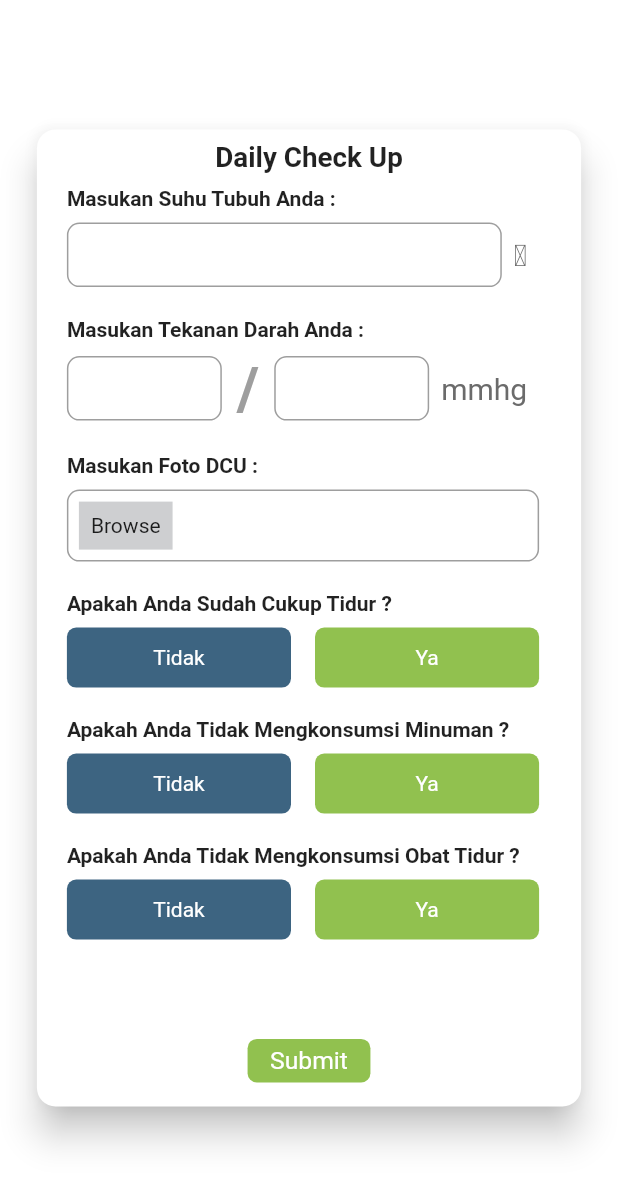
After one commit to uzixCode/par-mobile, a Flutter app: the DailyCheckUP screen opened directly, on a phone screen of 412 x 824 dp. The commit adds this screen. Shown: the top 1185 px of the screen. Run offline on Flutter 3.47's test engine with Material 2 defaults, Android fonts, the phone set to English and light mode, and no system bars; our stand-ins replace dio, flutter_rating_bar, fluttertoast, get, percent_indicator.

Commit message:
finished driver check page

```diff
--- a/lib/controllers/driver/main/main_driver_page_controller.dart
+++ b/lib/controllers/driver/main/main_driver_page_controller.dart
@@ -2,6 +2,7 @@ import 'package:flutter/material.dart';
 import 'package:get/get.dart';
 import 'package:intl/intl.dart';
 import 'package:par_mobile/views/driver/beranda/beranda_driver_page.dart';
+import 'package:par_mobile/views/driver/check/check_driver_page.dart';
 import 'package:par_mobile/views/driver/riwayat/riwayat_driver_page.dart';
 
 class MainDriverPageController extends GetxController {
@@ -11,6 +12,7 @@ class MainDriverPageController extends GetxController {
   List<Widget> pages = [
     BerandaDriverPage(),
     RiwayatDriverPage(),
+    CheckDriverPage(),
     BerandaDriverPage(),
     BerandaDriverPage(),
   ];
--- /dev/null
+++ b/lib/views/driver/dailycheckup/components/checkuptiles.dart
@@ -0,0 +1,26 @@
+import 'package:flutter/material.dart';
+import 'package:get/get.dart';
+import 'package:par_mobile/constants/all_color.dart';
+import 'package:par_mobile/widgets/roundedtextfield.dart';
+
+class CheckupTiles extends StatelessWidget {
+  CheckupTiles({Key? key, required this.label, this.child}) : super(key: key);
+  String label;
+  Widget? child;
+  @override
+  Widget build(BuildContext context) {
+    return Padding(
+      padding: const EdgeInsets.only(bottom: 20.0),
+      child: Column(
+        crossAxisAlignment: CrossAxisAlignment.start,
+        children: [
+          Text(
+            label,
+            style: TextStyle(fontWeight: FontWeight.bold, fontSize: 14),
+          ).paddingOnly(bottom: 8),
+          child ?? Container()
+        ],
+      ),
+    );
+  }
+}
--- /dev/null
+++ b/lib/views/driver/dailycheckup/components/questioncheckuptiles.dart
@@ -0,0 +1,70 @@
+import 'package:flutter/material.dart';
+import 'package:par_mobile/constants/all_color.dart';
+import 'package:par_mobile/views/driver/dailycheckup/components/checkuptiles.dart';
+import 'package:par_mobile/widgets/costumFlatButton.dart';
+
+class QuestionCheckUpTiles extends StatefulWidget {
+  QuestionCheckUpTiles(
+      {Key? key, required this.label, this.onValueChange, this.isYes = true})
+      : super(key: key);
+  String label;
+  final ValueChanged<bool>? onValueChange;
+  bool isYes;
+  @override
+  State<QuestionCheckUpTiles> createState() => _QuestionCheckUpTilesState();
+}
+
+class _QuestionCheckUpTilesState extends State<QuestionCheckUpTiles> {
+  int index = 0;
+
+  @override
+  Widget build(BuildContext context) {
+    return CheckupTiles(
+      label: widget.label,
+      child: Row(
+        children: [
+          Expanded(
+              child: Padding(
+            padding: const EdgeInsets.only(right: 8.0),
+            child: CostumFlatButton(
+                onTap: () {
+                  if (widget.onValueChange != null) {
+                    widget.isYes = false;
+                    widget.onValueChange!(widget.isYes);
+                    setState(() {});
+                  }
+                },
+                padding: EdgeInsets.all(12),
+                color: !widget.isYes ? allColor.light_red : allColor.secondary,
+                child: Center(
+                  child: Text(
+                    "Tidak",
+                    style: TextStyle(color: Colors.white),
+                  ),
+                )),
+          )),
+          Expanded(
+              child: Padding(
+            padding: const EdgeInsets.only(left: 8.0),
+            child: CostumFlatButton(
+                onTap: () {
+                  if (widget.onValueChange != null) {
+                    widget.isYes = true;
+                    widget.onValueChange!(widget.isYes);
+                    setState(() {});
+                  }
+                },
+                padding: EdgeInsets.all(12),
+                color: widget.isYes ? allColor.green : allColor.secondary,
+                child: Center(
+                  child: Text(
+                    "Ya",
+                    style: TextStyle(color: Colors.white),
+                  ),
+                )),
+          )),
+        ],
+      ),
+    );
+  }
+}
--- /dev/null
+++ b/lib/views/driver/dailycheckup/dailycheckup_driver_page.dart
@@ -0,0 +1,165 @@
+import 'package:flutter/material.dart';
+import 'package:get/get.dart';
+import 'package:par_mobile/constants/all_color.dart';
+import 'package:par_mobile/views/driver/dailycheckup/components/checkuptiles.dart';
+import 'package:par_mobile/views/driver/dailycheckup/components/questioncheckuptiles.dart';
+import 'package:par_mobile/widgets/costumFlatButton.dart';
+import 'package:par_mobile/widgets/roundedtextfield.dart';
+
+class DailyCheckUP extends StatelessWidget {
+  const DailyCheckUP({Key? key}) : super(key: key);
+
+  @override
+  Widget build(BuildContext context) {
+    return Scaffold(
+      body: Center(
+        child: SizedBox(
+          width: Get.width * 0.90,
+          height: Get.height * 0.80,
+          child: Card(
+            elevation: 10,
+            shape: RoundedRectangleBorder(
+                borderRadius: BorderRadius.circular(Get.width * 0.03)),
+            child: Column(
+              children: [
+                Padding(
+                  padding: const EdgeInsets.symmetric(vertical: 8.0),
+                  child: Text(
+                    "Daily Check Up",
+                    style: TextStyle(
+                        fontWeight: FontWeight.bold,
+                        fontSize: Get.width * 0.045),
+                  ),
+                ),
+                Expanded(
+                    child: Padding(
+                  padding: const EdgeInsets.symmetric(horizontal: 20.0),
+                  child: Scrollbar(
+                    interactive: true,
+                    radius: Radius.circular(50),
+                    thickness: 5,
+                    trackVisibility: true,
+                    isAlwaysShown: true,
+                    child: Padding(
+                      padding: const EdgeInsets.only(right: 8.0),
+                      child: ListView(
+                        children: [
+                          CheckupTiles(
+                            label: "Masukan Suhu Tubuh Anda : ",
+                            child: Row(
+                              children: [
+                                Expanded(
+                                  child: RoundedTextField(
+                                    keyboardType: TextInputType.number,
+                                    borderRadius: Get.width * 0.02,
+                                    padding: EdgeInsets.symmetric(
+                                        vertical: 12, horizontal: 10),
+                                  ),
+                                ),
+                                Padding(
+                                  padding: const EdgeInsets.symmetric(
+                                      horizontal: 8.0),
+                                  child: Text(
+                                    "\u2103",
+                                    style: TextStyle(
+                                        fontSize: 20, color: allColor.grey),
+                                  ),
+                                )
+                              ],
+                            ),
+                          ),
+                          CheckupTiles(
+                            label: "Masukan Tekanan Darah Anda : ",
+                            child: Row(
+                              children: [
+                                Expanded(
+                                  child: RoundedTextField(
+                                    keyboardType: TextInputType.number,
+                                    borderRadius: Get.width * 0.02,
+                                    padding: EdgeInsets.symmetric(
+                                        vertical: 12, horizontal: 10),
+                                  ),
+                                ),
+                                Text(
+                                  "/",
+                                  style: TextStyle(
+                                      color: Colors.grey,
+                                      fontSize: 40,
+                                      fontWeight: FontWeight.bold),
+                                ).paddingSymmetric(horizontal: 10),
+                                Expanded(
+                                  child: RoundedTextField(
+                                    keyboardType: TextInputType.number,
+                                    borderRadius: Get.width * 0.02,
+                                    padding: EdgeInsets.symmetric(
+                                        vertical: 12, horizontal: 10),
+                                  ),
+                                ),
+                                Padding(
+                                  padding: const EdgeInsets.symmetric(
+                                      horizontal: 8.0),
+                                  child: Text(
+                                    "mmhg",
+                                    style: TextStyle(
+                                        fontSize: 20, color: allColor.grey),
+                                  ),
+                                )
+                              ],
+                            ),
+                          ),
+                          CheckupTiles(
+                            label: "Masukan Foto DCU : ",
+                            child: RoundedTextField(
+                              borderRadius: Get.width * 0.02,
+                              padding: EdgeInsets.symmetric(
+                                  vertical: 12, horizontal: 10),
+                              prefixIcon: Padding(
+                                padding: const EdgeInsets.all(8.0),
+                                child: CostumFlatButton(
+                                    color: allColor.light_grey,
+                                    borderRadius: 0,
+                                    padding: EdgeInsets.all(8),
+                                    child: Text("Browse")),
+                              ),
+                            ),
+                          ),
+                          QuestionCheckUpTiles(
+                              onValueChange: (value) {
+                                print(value);
+                              },
+                              label: "Apakah Anda Sudah Cukup Tidur ?"),
+                          QuestionCheckUpTiles(
+                              onValueChange: (value) {
+                                print(value);
+                              },
+                              label:
+                                  "Apakah Anda Tidak Mengkonsumsi Minuman ?"),
+                          QuestionCheckUpTiles(
+                              onValueChange: (value) {
+                                print(value);
+                              },
+                              label:
+                                  "Apakah Anda Tidak Mengkonsumsi Obat Tidur ?")
+                        ],
+                      ),
+                    ),
+                  ),
+                )),
+                Padding(
+                  padding: const EdgeInsets.symmetric(vertical: 16.0),
+                  child: CostumFlatButton(
+                      color: allColor.green,
+                      child: Text(
+                        "Submit",
+                        style: TextStyle(
+                            color: Colors.white, fontSize: Get.width * 0.04),
+                      )),
+                )
+              ],
+            ),
+          ),
+        ),
+      ),
+    );
+  }
+}
--- a/lib/widgets/costumFlatButton.dart
+++ b/lib/widgets/costumFlatButton.dart
@@ -8,12 +8,14 @@ class CostumFlatButton extends StatelessWidget {
       this.color,
       this.padding,
       this.border,
-      this.onTap})
+      this.onTap,
+      this.borderRadius})
       : super(key: key);
   Widget child;
   Color? color;
   EdgeInsets? padding;
   BoxBorder? border;
+  double? borderRadius;
   void Function()? onTap;
   @override
   Widget build(BuildContext context) {
@@ -23,7 +25,8 @@ class CostumFlatButton extends StatelessWidget {
         decoration: BoxDecoration(
           border: border,
           color: color,
-          borderRadius: BorderRadius.circular(Get.width * 0.015),
+          borderRadius:
+              BorderRadius.circular(borderRadius ?? Get.width * 0.015),
         ),
         child: Padding(
           padding: padding ??
--- a/lib/widgets/roundedtextfield.dart
+++ b/lib/widgets/roundedtextfield.dart
@@ -1,4 +1,5 @@
 import 'package:flutter/material.dart';
+import 'package:get/get.dart';
 
 class RoundedTextField extends StatelessWidget {
   RoundedTextField(
@@ -8,25 +9,35 @@ class RoundedTextField extends StatelessWidget {
       this.onTap,
       this.readOnly,
       this.suffixIcon,
-      this.padding})
+      this.padding,
+      this.keyboardType,
+      this.borderRadius,
+      this.prefixIcon})
       : super(key: key);
   TextEditingController? controller;
   void Function()? onTap;
   String? hintText;
   Widget? suffixIcon;
+  Widget? prefixIcon;
   bool? readOnly;
   EdgeInsetsGeometry? padding;
+  TextInputType? keyboardType;
+  double? borderRadius;
   @override
   Widget build(BuildContext context) {
     return TextField(
       controller: controller,
       readOnly: readOnly ?? false,
       onTap: onTap,
+      keyboardType: keyboardType ?? TextInputType.text,
       decoration: InputDecoration(
+          border: OutlineInputBorder(
+              borderRadius: BorderRadius.circular(borderRadius ?? 4.0)),
           suffixIconConstraints:
               const BoxConstraints(minWidth: 23, maxHeight: 20),
           hintText: hintText,
           suffixIcon: suffixIcon,
+          prefixIcon: prefixIcon,
           isDense: padding != null ? true : false,
           contentPadding: padding),
     );
```
Also changed, not shown: lib/views/driver/beranda/beranda_driver_page.dart (+2 -8 lines), lib/views/driver/check/check_driver_page.dart (added, +89 -0 lines), lib/views/driver/clockinout/clockinout.dart (added, +193 -0 lines), lib/views/driver/pretripcheck/pretripcheck.dart (added, +80 -0 lines), lib/widgets/callcenterfloatingbutton.dart (added, +18 -0 lines), assets/images/maps.png (added).
